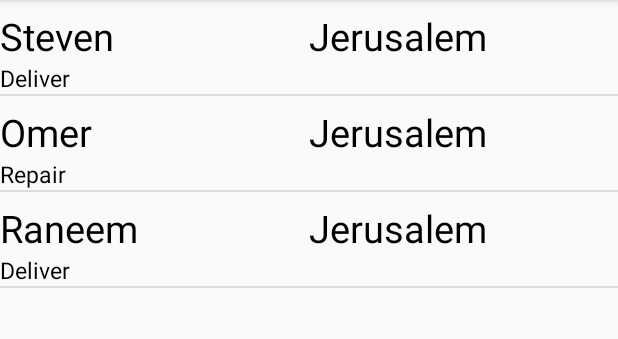
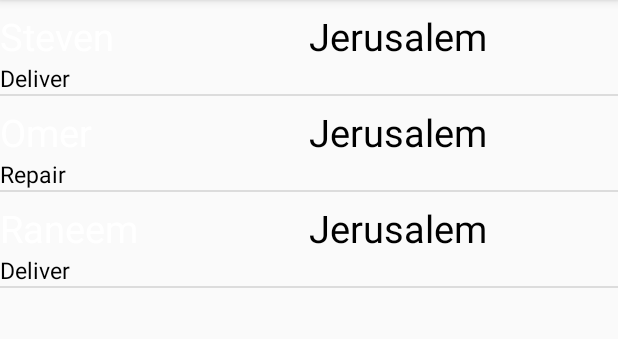
Before and after one commit to raneemib/JeepGas_Driver, an Android app: the PressOrderList screen opened directly, with no data from a screen before it, on a phone screen of 412 x 824 dp, the part 84-423 px from its top. Run offline under Robolectric (Android 15) with nearby library versions, the light colour scheme and no system bars; our stand-ins replace Firebase (no records; nobody signed in at launch, a user with empty details on screens opened directly); libraries missing offline, so code that uses them is left out: com.firebase.client.

Commit message:
little ui desgin changes

```diff
--- a/app/src/main/res/layout/order_item.xml
+++ b/app/src/main/res/layout/order_item.xml
@@ -17,7 +17,7 @@
             android:layout_weight="1.0"
             android:hint="Client Name"
             android:textSize="25dp"
-            android:textColor="#000000"/>
+            android:textColor="#ffffff"/>
 
         <TextView
             android:id="@+id/client_area"
```
Also changed, not shown: app/src/main/AndroidManifest.xml (+9 -8 lines), app/src/main/res/layout/activity_main.xml (+8 -4 lines).
